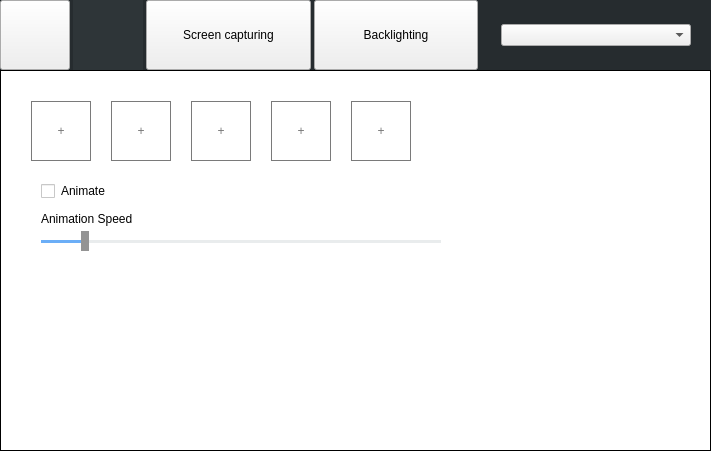
Above: Software/src/settingswindownew.ui from seergey/LPD before the change. Below: the same form after it.
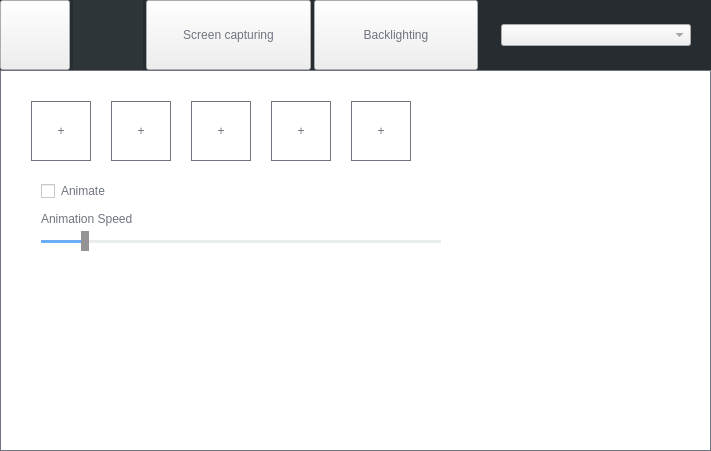
That is the form after the change. The open tabs and pages were chosen to show the change. Icons and pictures are not drawn. Custom widgets are drawn as their Qt base class.

The edit to the form file:
```diff
--- a/Software/src/settingswindownew.ui
+++ b/Software/src/settingswindownew.ui
@@ -61,6 +61,7 @@
 
 *{
 	font: 9pt &quot;Segoe UI&quot;;
+	color: #6f7480;
 }</string>
   </property>
   <widget class="QWidget" name="centralwidget">
```
Left out of the diff: 408 changed lines with no effect on the pictures.
